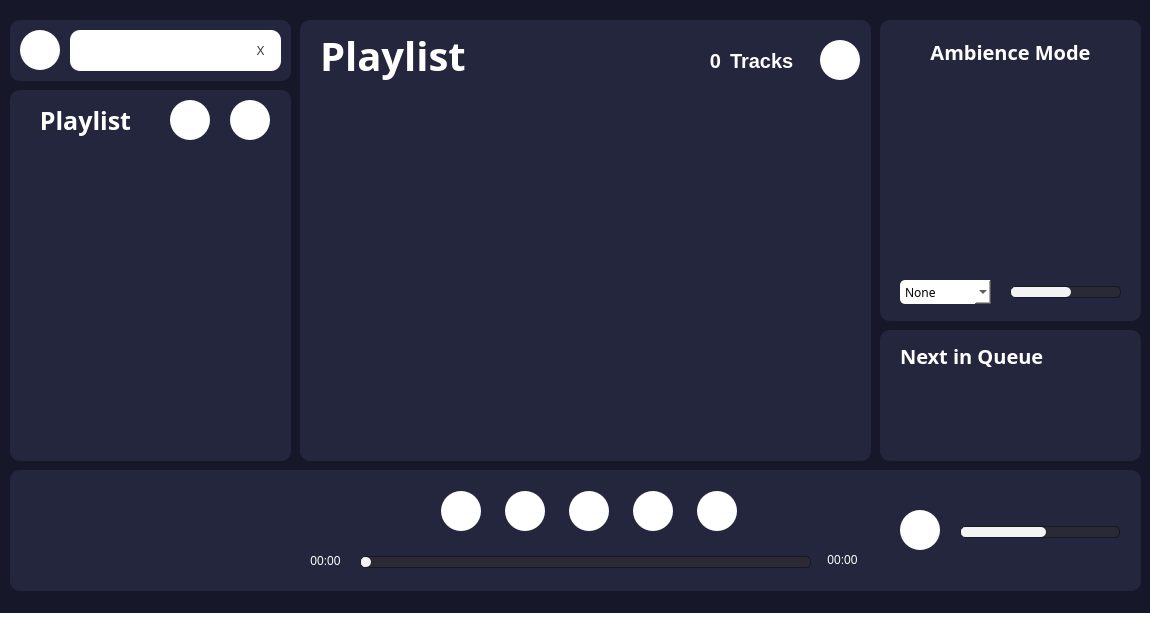
Qt form forms/mainwindow.ui (whatdislol/Symmo) before a commit.
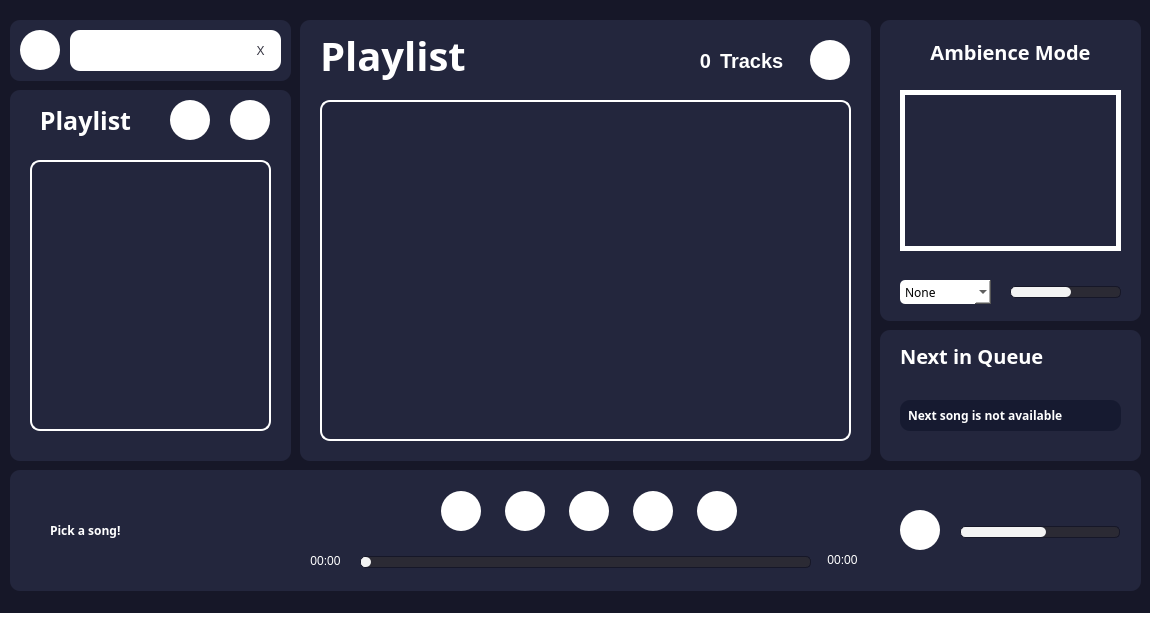
The same form after that commit.

Commit message: design QListWidget and QListWidgetItem

Diff of the .ui file:
```diff
--- a/forms/mainwindow.ui
+++ b/forms/mainwindow.ui
@@ -405,7 +405,7 @@
 						</string>
      </property>
      <property name="text">
-      <string/>
+      <string>Pick a song!</string>
      </property>
      <property name="alignment">
       <set>Qt::AlignLeading|Qt::AlignLeft|Qt::AlignVCenter</set>
@@ -564,6 +564,10 @@
        <height>161</height>
       </rect>
      </property>
+     <property name="styleSheet">
+      <string notr="true">border: 5px solid white;
+border-radius: 2px;</string>
+     </property>
      <property name="text">
       <string/>
      </property>
@@ -611,6 +615,25 @@
     font: 14px;
     color: rgb(255, 255, 255);
     font: regular Gotham;
+	border: 2px solid white;
+	padding: 10px 5px;
+}
+
+QListWidget::item {
+	background-color: #161A30;
+	color: white;
+	border-radius: 5px;
+	padding: 8px;
+	outline: none;
+}
+
+QListWidget::item::hover {
+	background-color: #31304D;
+}
+
+QListWidget::item::selected {
+	background-color: #424769;
+	border: none;
 }
 
 QScrollBar:vertical {              
@@ -620,11 +643,11 @@
             margin: 0px;
         }
         QScrollBar::handle:vertical {
-            background:white;
+            background:#424769;
             min-height: 0px;
         }
         QScrollBar::add-line:vertical {
-            background:white;
+            background:#424769;
             height: 0px;
             subcontrol-position: bottom;
             subcontrol-origin: margin;
@@ -632,7 +655,7 @@
 			border-bottom-right-radius: 7px;
         }
         QScrollBar::sub-line:vertical {
-            background: white;
+            background: #424769;
             height: 0 px;
             subcontrol-position: top;
             subcontrol-origin: margin;
@@ -649,17 +672,17 @@
             margin: 0px;
         }
         QScrollBar::handle:horizontal {
-            background:white;
+            background:#424769;
             min-width: 0px;
         }
         QScrollBar::add-line:horizontal {
-            background:white;
+            background:#424769;
             width: 0px;
             subcontrol-position: bottom;
             subcontrol-origin: margin;
         }
         QScrollBar::sub-line:horizontal {
-            background: white;
+            background: #424769;
             width: 0 px;
             subcontrol-position: top;
             subcontrol-origin: margin;
@@ -668,14 +691,17 @@
 background:none;
 }</string>
      </property>
+     <property name="alternatingRowColors">
+      <bool>false</bool>
+     </property>
      <property name="spacing">
-      <number>4</number>
+      <number>2</number>
      </property>
     </widget>
     <widget class="QPushButton" name="pushButton_AddSong">
      <property name="geometry">
       <rect>
-       <x>520</x>
+       <x>510</x>
        <y>20</y>
        <width>40</width>
        <height>40</height>
@@ -737,7 +763,7 @@
     <widget class="QLabel" name="label_TrackQuantity">
      <property name="geometry">
       <rect>
-       <x>390</x>
+       <x>380</x>
        <y>20</y>
        <width>31</width>
        <height>41</height>
@@ -760,7 +786,7 @@
     <widget class="QLabel" name="label_Tracks">
      <property name="geometry">
       <rect>
-       <x>430</x>
+       <x>420</x>
        <y>20</y>
        <width>81</width>
        <height>41</height>
@@ -998,10 +1024,30 @@
      </property>
      <property name="styleSheet">
       <string notr="true">QListWidget {
-font: 18px;
-color: rgb(255, 255, 255);
-font: regular Gotham;
+    font: 16px;
+    color: rgb(255, 255, 255);
+    font: regular Gotham;
+	border: 2px solid white;
+	padding: 10px 5px;
 }
+
+QListWidget::item {
+	background-color: #161A30;
+	color: white;
+	border-radius: 5px;
+	padding: 8px;
+	outline: none;
+}
+
+QListWidget::item::hover {
+	background-color: #31304D;
+}
+
+QListWidget::item::selected {
+	background-color: #424769;
+	border: none;
+}
+
 QScrollBar:vertical {              
             border: none;
             background:#23263D;
@@ -1009,11 +1055,11 @@
             margin: 0px;
         }
         QScrollBar::handle:vertical {
-            background:white;
+            background:#424769;
             min-height: 0px;
         }
         QScrollBar::add-line:vertical {
-            background:white;
+            background:#424769;
             height: 0px;
             subcontrol-position: bottom;
             subcontrol-origin: margin;
@@ -1021,7 +1067,7 @@
 			border-bottom-right-radius: 7px;
         }
         QScrollBar::sub-line:vertical {
-            background: white;
+            background: #424769;
             height: 0 px;
             subcontrol-position: top;
             subcontrol-origin: margin;
@@ -1030,34 +1076,7 @@
         }
 	QScrollBar::add-page:vertical, QScrollBar::sub-page:vertical {
 background:none;
-}
-QScrollBar:horizontal {              
-            border: none;
-            background:#23263D;
-            width:3px;
-            margin: 0px;
-        }
-        QScrollBar::handle:horizontal {
-            background:white;
-            min-height: 0px;
-        }
-        QScrollBar::add-line:horizontal {
-            background:white;
-            height: 0px;
-            subcontrol-position: bottom;
-            subcontrol-origin: margin;
-			border-bottom-left-radius: 7px;
-			border-bottom-right-radius: 7px;
-        }
-        QScrollBar::sub-line:horizontal {
-            background: white;
-            height: 0 px;
-            subcontrol-position: top;
-            subcontrol-origin: margin;
-			border-top-left-radius: 7px;
-			border-top-right-radius: 7px;
-        }
-</string>
+}</string>
      </property>
      <property name="spacing">
       <number>2</number>
@@ -1152,10 +1171,10 @@
     <widget class="QLabel" name="label_nextFileName">
      <property name="geometry">
       <rect>
-       <x>30</x>
+       <x>20</x>
        <y>70</y>
-       <width>211</width>
-       <height>20</height>
+       <width>221</width>
+       <height>31</height>
       </rect>
      </property>
      <property name="font">
@@ -1166,13 +1185,14 @@
       </font>
      </property>
      <property name="styleSheet">
-      <string notr="true">
-							color: rgb(255,255,255);
-							font: bold Gotham;
+      <string notr="true">color: rgb(255,255,255);
+font: bold Gotham;
+background-color: #161A30;
+padding: 5px;
 						</string>
      </property>
      <property name="text">
-      <string/>
+      <string>Next song is not available</string>
      </property>
      <property name="alignment">
       <set>Qt::AlignLeading|Qt::AlignLeft|Qt::AlignVCenter</set>
```
The commit also changes 1 other file.
